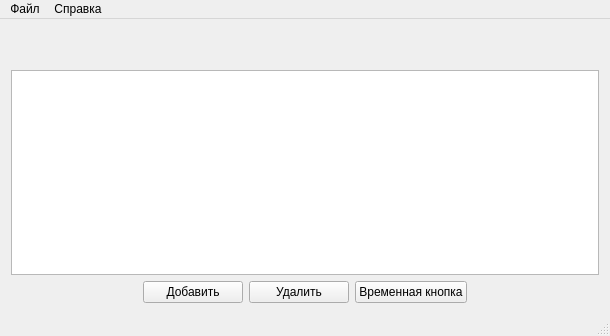
First picture: the form in viewedmovies.ui, repository JuliaCR7/ViewedMovies, before the edit.
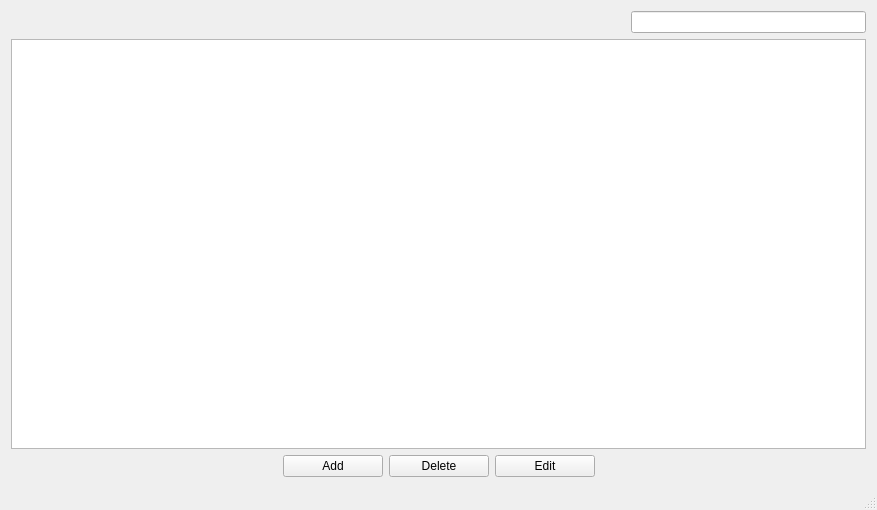
Second picture: the form after the edit. Icons and pictures are not drawn.

```diff
--- a/viewedmovies.ui
+++ b/viewedmovies.ui
@@ -6,8 +6,8 @@
    <rect>
     <x>0</x>
     <y>0</y>
-    <width>610</width>
-    <height>336</height>
+    <width>877</width>
+    <height>510</height>
    </rect>
   </property>
   <property name="windowTitle">
@@ -18,20 +18,27 @@
     <item>
      <layout class="QVBoxLayout" name="verticalLayout">
       <item>
-       <spacer name="verticalSpacer">
-        <property name="orientation">
-         <enum>Qt::Vertical</enum>
-        </property>
-        <property name="sizeType">
-         <enum>QSizePolicy::Preferred</enum>
-        </property>
-        <property name="sizeHint" stdset="0">
-         <size>
-          <width>20</width>
-          <height>40</height>
-         </size>
-        </property>
-       </spacer>
+       <layout class="QHBoxLayout" name="horizontalLayout_2">
+        <item>
+         <spacer name="horizontalSpacer_3">
+          <property name="orientation">
+           <enum>Qt::Horizontal</enum>
+          </property>
+          <property name="sizeType">
+           <enum>QSizePolicy::Fixed</enum>
+          </property>
+          <property name="sizeHint" stdset="0">
+           <size>
+            <width>620</width>
+            <height>20</height>
+           </size>
+          </property>
+         </spacer>
+        </item>
+        <item>
+         <widget class="QLineEdit" name="lineEdit"/>
+        </item>
+       </layout>
       </item>
       <item>
        <widget class="QTableView" name="filmList">
@@ -96,7 +103,17 @@
          </size>
         </property>
         <property name="text">
-         <string>Добавить</string>
+         <string>Add</string>
+        </property>
+        <property name="icon">
+         <iconset resource="resources.qrc">
+          <normaloff>:/img/img/add.png</normaloff>:/img/img/add.png</iconset>
+        </property>
+        <property name="iconSize">
+         <size>
+          <width>32</width>
+          <height>32</height>
+         </size>
         </property>
        </widget>
       </item>
@@ -109,12 +126,25 @@
          </size>
         </property>
         <property name="text">
-         <string>Удалить</string>
+         <string>Delete</string>
+        </property>
+        <property name="icon">
+         <iconset resource="resources.qrc">
+          <normaloff>:/img/img/delete.png</normaloff>:/img/img/delete.png</iconset>
+        </property>
+        <property name="iconSize">
+         <size>
+          <width>32</width>
+          <height>32</height>
+         </size>
         </property>
        </widget>
       </item>
       <item>
        <widget class="QPushButton" name="pushButton_2">
+        <property name="enabled">
+         <bool>true</bool>
+        </property>
         <property name="minimumSize">
          <size>
           <width>100</width>
@@ -122,7 +152,17 @@
          </size>
         </property>
         <property name="text">
-         <string>Временная кнопка</string>
+         <string>Edit</string>
+        </property>
+        <property name="icon">
+         <iconset resource="resources.qrc">
+          <normaloff>:/img/img/edit.png</normaloff>:/img/img/edit.png</iconset>
+        </property>
+        <property name="iconSize">
+         <size>
+          <width>32</width>
+          <height>32</height>
+         </size>
         </property>
        </widget>
       </item>
@@ -143,30 +183,6 @@
     </item>
    </layout>
   </widget>
-  <widget class="QMenuBar" name="menuBar">
-   <property name="geometry">
-    <rect>
-     <x>0</x>
-     <y>0</y>
-     <width>610</width>
-     <height>21</height>
-    </rect>
-   </property>
-   <widget class="QMenu" name="menuFile">
-    <property name="title">
-     <string>Файл</string>
-    </property>
-   </widget>
-   <widget class="QMenu" name="menuEdit">
-    <property name="title">
-     <string>Справка</string>
-    </property>
-    <addaction name="action"/>
-    <addaction name="action_2"/>
-   </widget>
-   <addaction name="menuFile"/>
-   <addaction name="menuEdit"/>
-  </widget>
   <widget class="QStatusBar" name="statusBar"/>
   <action name="actionHelp">
    <property name="text">
```
Left out of the diff: 17 changed lines with no effect on the pictures.
